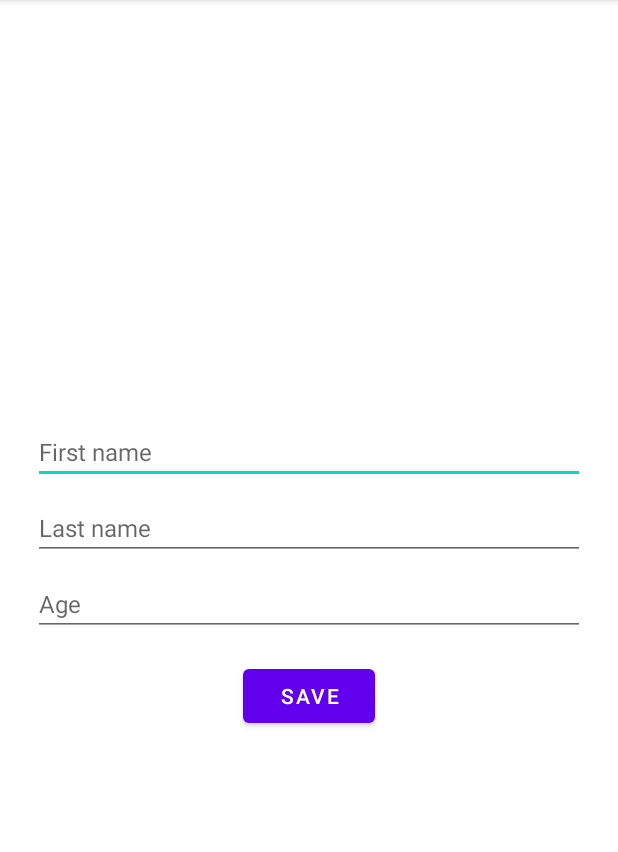
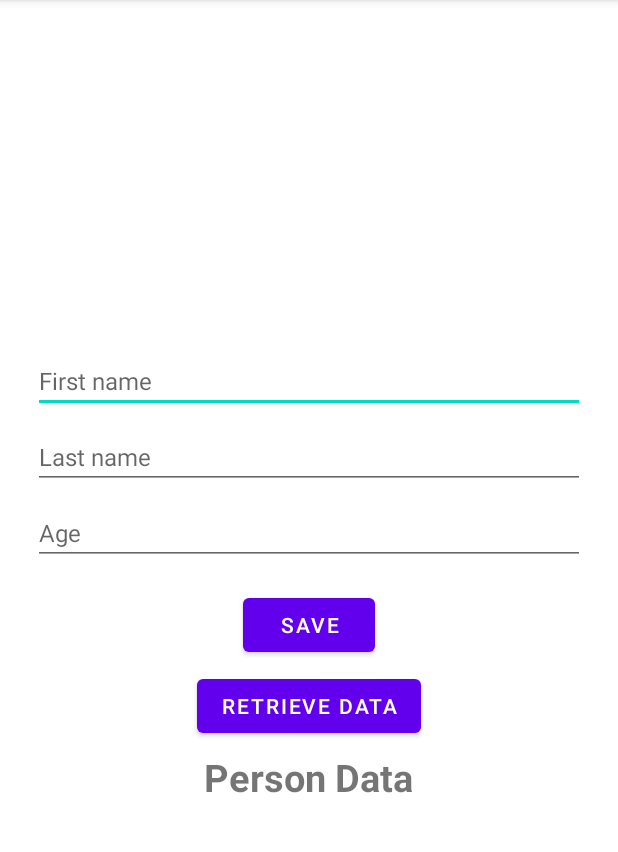
Before and after one commit to KaioPlandel/Firebase_Firestore, an Android app: the screen it shows after launch (MainActivity), after a tap on "SAVE", on a phone screen of 412 x 824 dp, the part 84-936 px from its top. Run offline under Robolectric (Android 15) with nearby library versions, the phone set to English and light mode, and no system bars; our stand-ins replace Firebase (no records; nobody signed in at launch, a user with empty details on screens opened directly); 1 statement that could not run was skipped.

Commit message:
Retrieve data from Firestore

```diff
--- a/app/src/main/java/com/plandel/uploadingdata_firebasefirestore/Person.kt
+++ b/app/src/main/java/com/plandel/uploadingdata_firebasefirestore/Person.kt
@@ -1,7 +1,7 @@
 package com.plandel.uploadingdata_firebasefirestore
 
 data class Person(
-    var firstName: String,
-    var lastName: String,
-    var age: Int
+    var firstName: String = "",
+    var lastName: String = "",
+    var age: Int = -1
 )
--- a/app/src/main/res/layout/activity_main.xml
+++ b/app/src/main/res/layout/activity_main.xml
@@ -43,6 +43,22 @@
         android:layout_marginTop="16dp"
         android:text="Save"/>
 
+    <Button
+        android:id="@+id/buttonRetrieve"
+        android:layout_width="wrap_content"
+        android:layout_height="wrap_content"
+        android:layout_marginTop="6dp"
+        android:text="Retrieve Data"/>
+
+    <TextView
+        android:id="@+id/textData"
+        android:layout_width="wrap_content"
+        android:layout_height="wrap_content"
+        android:textSize="25sp"
+        android:text="Person Data"
+        android:layout_marginTop="6dp"
+        android:textStyle="bold"/>
+
 
 
 </LinearLayout>
```
Also changed, not shown: app/src/main/java/com/plandel/uploadingdata_firebasefirestore/MainActivity.kt (+27 -1 lines).
